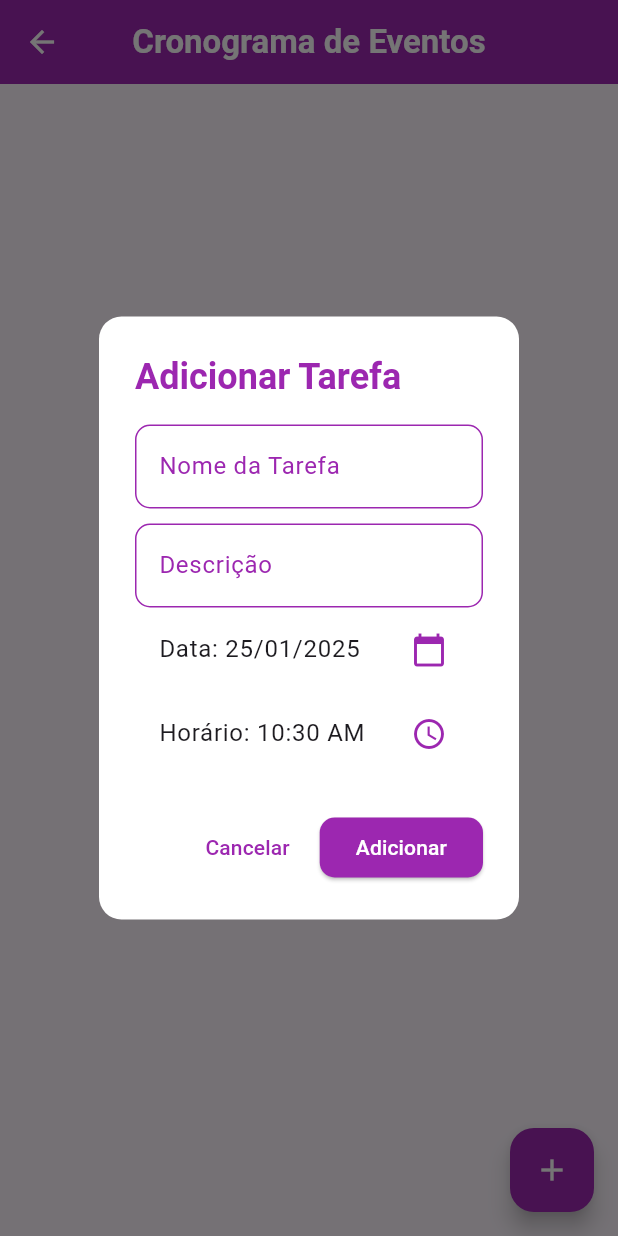
After one commit to JoaoVitorrCnr/app_de_planejamento_de_festas_e_eventos, a Flutter app: the CronogramaScreen screen opened directly, after a tap on the "add" icon, on a phone screen of 412 x 824 dp. The commit adds this screen. Run offline on Flutter 3.47's test engine with Material 3 defaults, Android fonts, the phone set to English and light mode, and no system bars; our stand-ins replace cloud_firestore, firebase_auth, firebase_core, fl_chart; missing offline and left inert: flutter_email_sender; accounts and stored records are empty; generated files the repository leaves out were written again.

Commit message:
Adiciona a tela de cronograma e a lista de tarefas

```diff
--- /dev/null
+++ b/lib/FirestoreService/tarefa_service.dart
@@ -0,0 +1,47 @@
+import 'package:cloud_firestore/cloud_firestore.dart';
+import 'package:firebase_auth/firebase_auth.dart';
+import '../Models/tarefa_model.dart';
+
+class TarefaService {
+  final FirebaseAuth _auth = FirebaseAuth.instance;
+  final FirebaseFirestore _firestore = FirebaseFirestore.instance;
+
+  // Retorna a referência para a subcoleção de tarefas do usuário logado
+  CollectionReference _getUserTasksCollection() {
+    String? userId = _auth.currentUser?.uid;
+    if (userId == null) {
+      throw Exception("Usuário não logado");
+    }
+    return _firestore.collection('usuarios').doc(userId).collection('tarefas');
+  }
+
+  // Retorna a lista de tarefas do usuário logado
+  Stream<List<Tarefa>> getTarefas() {
+    return _getUserTasksCollection().snapshots().map((snapshot) {
+      return snapshot.docs.map((doc) {
+        final data = doc.data() as Map<String, dynamic>; // Conversão explícita
+        return Tarefa.fromMap(doc.id, data);
+      }).toList();
+    });
+  }
+
+  // Adiciona uma tarefa à lista do usuário logado
+  Future<void> adicionarTarefa(Tarefa tarefa) async {
+    await _getUserTasksCollection().doc(tarefa.id).set(tarefa.toMap());
+  }
+
+  // Atualiza uma tarefa existente
+  Future<void> editarTarefa(Tarefa tarefa) async {
+    await _getUserTasksCollection().doc(tarefa.id).update(tarefa.toMap());
+  }
+
+  // Remove uma tarefa da lista do usuário logado
+  Future<void> removerTarefa(String id) async {
+    await _getUserTasksCollection().doc(id).delete();
+  }
+
+  // Alterna o status de conclusão da tarefa
+  Future<void> alternarConclusao(String id, bool concluida) async {
+    await _getUserTasksCollection().doc(id).update({'concluida': concluida});
+  }
+}
--- /dev/null
+++ b/lib/Models/tarefa_model.dart
@@ -0,0 +1,45 @@
+import 'package:flutter/material.dart';
+
+class Tarefa {
+  String id;
+  String nome;
+  String descricao;
+  DateTime data;
+  TimeOfDay horario;
+  bool concluida;
+
+  Tarefa({
+    required this.id,
+    required this.nome,
+    required this.descricao,
+    required this.data,
+    required this.horario,
+    this.concluida = false,
+  });
+
+  // Converte um Map para um objeto Tarefa
+  factory Tarefa.fromMap(String id, Map<String, dynamic> map) {
+    return Tarefa(
+      id: id,
+      nome: map['nome'],
+      descricao: map['descricao'],
+      data: DateTime.parse(map['data']),
+      horario: TimeOfDay(
+        hour: map['horario']['hour'],
+        minute: map['horario']['minute'],
+      ),
+      concluida: map['concluida'],
+    );
+  }
+
+  // Converte um objeto Tarefa para um Map
+  Map<String, dynamic> toMap() {
+    return {
+      'nome': nome,
+      'descricao': descricao,
+      'data': data.toIso8601String(),
+      'horario': {'hour': horario.hour, 'minute': horario.minute},
+      'concluida': concluida,
+    };
+  }
+}
--- /dev/null
+++ b/lib/Screen/cronograma_screen.dart
@@ -0,0 +1,314 @@
+import 'package:flutter/material.dart';
+import 'package:intl/intl.dart'; // Importe o pacote intl
+import '../FirestoreService/tarefa_service.dart';
+import '../Models/tarefa_model.dart';
+
+class CronogramaScreen extends StatefulWidget {
+  @override
+  _CronogramaScreenState createState() => _CronogramaScreenState();
+}
+
+class _CronogramaScreenState extends State<CronogramaScreen> {
+  final TarefaService _tarefaService = TarefaService();
+
+  // Função para ordenar as tarefas por data e horário
+  List<Tarefa> _ordenarTarefas(List<Tarefa> tarefas) {
+    tarefas.sort((a, b) {
+      // Compara as datas
+      int comparacaoData = a.data.compareTo(b.data);
+      if (comparacaoData != 0) return comparacaoData;
+
+      // Se as datas forem iguais, compara os horários
+      int horaA = a.horario.hour;
+      int minutoA = a.horario.minute;
+      int horaB = b.horario.hour;
+      int minutoB = b.horario.minute;
+
+      if (horaA != horaB) return horaA.compareTo(horaB);
+      return minutoA.compareTo(minutoB);
+    });
+
+    return tarefas;
+  }
+
+  @override
+  Widget build(BuildContext context) {
+    return Scaffold(
+      appBar: AppBar(
+        title: Text(
+          'Cronograma de Eventos',
+          style: TextStyle(
+            color: Colors.white,
+            fontWeight: FontWeight.bold,
+          ),
+        ),
+        backgroundColor: Colors.purple,
+        centerTitle: true,
+        elevation: 0,
+        iconTheme: IconThemeData(color: Colors.white),
+      ),
+      body: StreamBuilder<List<Tarefa>>(
+        stream: _tarefaService.getTarefas(),
+        builder: (context, snapshot) {
+          if (snapshot.connectionState == ConnectionState.waiting) {
+            return Center(child: CircularProgressIndicator());
+          }
+
+          if (snapshot.hasError) {
+            return Center(child: Text('Erro ao carregar tarefas.'));
+          }
+
+          final tarefas = snapshot.data ?? [];
+          final tarefasOrdenadas = _ordenarTarefas(tarefas); // Ordena as tarefas
+
+          return ListView.builder(
+            itemCount: tarefasOrdenadas.length,
+            itemBuilder: (context, index) {
+              final tarefa = tarefasOrdenadas[index];
+              return GestureDetector(
+                onTap: () {
+                  _mostrarDetalhesTarefa(context, tarefa);
+                },
+                child: Card(
+                  margin: EdgeInsets.all(8),
+                  elevation: 4,
+                  shape: RoundedRectangleBorder(
+                    borderRadius: BorderRadius.circular(15),
+                  ),
+                  child: Padding(
+                    padding: EdgeInsets.all(16),
+                    child: Row(
+                      children: [
+                        // Checkbox para marcar a tarefa como concluída
+                        IconButton(
+                          icon: Icon(
+                            tarefa.concluida ? Icons.check_box : Icons.check_box_outline_blank,
+                            color: Colors.purple,
+                          ),
+                          onPressed: () => _tarefaService.alternarConclusao(tarefa.id, !tarefa.concluida),
+                        ),
+                        Expanded(
+                          child: Column(
+                            crossAxisAlignment: CrossAxisAlignment.start,
+                            children: [
+                              Text(
+                                tarefa.nome,
+                                style: TextStyle(
+                                  fontSize: 18,
+                                  fontWeight: FontWeight.bold,
+                                  color: Colors.purple,
+                                ),
+                              ),
+                              SizedBox(height: 4),
+                              Text(
+                                '${DateFormat('dd/MM/yyyy').format(tarefa.data)} - ${tarefa.horario.format(context)}',
+                                style: TextStyle(
+                                  fontSize: 14,
+                                  color: Colors.grey[600],
+                                ),
+                              ),
+                            ],
+                          ),
+                        ),
+                        // Botão para editar a tarefa
+                        IconButton(
+                          icon: Icon(Icons.edit, color: Colors.purple),
+                          onPressed: () => _mostrarFormularioTarefa(context, tarefa),
+                        ),
+                        // Botão para remover a tarefa
+                        IconButton(
+                          icon: Icon(Icons.delete, color: Colors.red),
+                          onPressed: () => _tarefaService.removerTarefa(tarefa.id),
+                        ),
+                      ],
+                    ),
+                  ),
+                ),
+              );
+            },
+          );
+        },
+      ),
+      floatingActionButton: FloatingActionButton(
+        onPressed: () => _mostrarFormularioTarefa(context, null),
+        backgroundColor: Colors.purple,
+        child: Icon(Icons.add, color: Colors.white),
+      ),
+    );
+  }
+
+  // Mostra o formulário para adicionar/editar uma tarefa
+  void _mostrarFormularioTarefa(BuildContext context, Tarefa? tarefaExistente) {
+    final nomeController = TextEditingController(text: tarefaExistente?.nome);
+    final descricaoController = TextEditingController(text: tarefaExistente?.descricao);
+    DateTime data = tarefaExistente?.data ?? DateTime.now();
+    TimeOfDay horario = tarefaExistente?.horario ?? TimeOfDay.now();
+
+    showDialog(
+      context: context,
+      builder: (context) {
+        return AlertDialog(
+          shape: RoundedRectangleBorder(
+            borderRadius: BorderRadius.circular(15),
+          ),
+          backgroundColor: Colors.white,
+          title: Text(
+            tarefaExistente == null ? 'Adicionar Tarefa' : 'Editar Tarefa',
+            style: TextStyle(
+              color: Colors.purple,
+              fontWeight: FontWeight.bold,
+            ),
+          ),
+          content: SingleChildScrollView(
+            child: Column(
+              mainAxisSize: MainAxisSize.min,
+              children: [
+                TextField(
+                  controller: nomeController,
+                  decoration: InputDecoration(
+                    labelText: 'Nome da Tarefa',
+                    labelStyle: TextStyle(color: Colors.purple),
+                    focusedBorder: OutlineInputBorder(
+                      borderSide: BorderSide(color: Colors.purple),
+                      borderRadius: BorderRadius.circular(10),
+                    ),
+                    enabledBorder: OutlineInputBorder(
+                      borderSide: BorderSide(color: Colors.purple),
+                      borderRadius: BorderRadius.circular(10),
+                    ),
+                  ),
+                ),
+                SizedBox(height: 10),
+                TextField(
+                  controller: descricaoController,
+                  decoration: InputDecoration(
+                    labelText: 'Descrição',
+                    labelStyle: TextStyle(color: Colors.purple),
+                    focusedBorder: OutlineInputBorder(
+                      borderSide: BorderSide(color: Colors.purple),
+                      borderRadius: BorderRadius.circular(10),
+                    ),
+                    enabledBorder: OutlineInputBorder(
+                      borderSide: BorderSide(color: Colors.purple),
+                      borderRadius: BorderRadius.circular(10),
+                    ),
+                  ),
+                ),
+                ListTile(
+                  title: Text('Data: ${DateFormat('dd/MM/yyyy').format(data)}'),
+                  trailing: Icon(Icons.calendar_today, color: Colors.purple),
+                  onTap: () async {
+                    final novaData = await showDatePicker(
+                      context: context,
+                      initialDate: data,
+                      firstDate: DateTime.now(),
+                      lastDate: DateTime(2100),
+                    );
+                    if (novaData != null) {
+                      setState(() {
+                        data = novaData;
+                      });
+                    }
+                  },
+                ),
+                ListTile(
+                  title: Text('Horário: ${horario.format(context)}'),
+                  trailing: Icon(Icons.access_time, color: Colors.purple),
+                  onTap: () async {
+                    final novoHorario = await showTimePicker(
+                      context: context,
+                      initialTime: horario,
+                    );
+                    if (novoHorario != null) {
+                      setState(() {
+                        horario = novoHorario;
+                      });
+                    }
+                  },
+                ),
+              ],
+            ),
+          ),
+          actions: [
+            TextButton(
+              onPressed: () => Navigator.pop(context),
+              child: Text(
+                'Cancelar',
+                style: TextStyle(color: Colors.purple),
+              ),
+            ),
+            ElevatedButton(
+              onPressed: () {
+                final novaTarefa = Tarefa(
+                  id: tarefaExistente?.id ?? DateTime.now().toString(),
+                  nome: nomeController.text,
+                  descricao: descricaoController.text,
+                  data: data,
+                  horario: horario,
+                );
+                if (tarefaExistente == null) {
+                  _tarefaService.adicionarTarefa(novaTarefa);
+                } else {
+                  _tarefaService.editarTarefa(novaTarefa);
+                }
+                Navigator.pop(context);
+              },
+              style: ElevatedButton.styleFrom(
+                backgroundColor: Colors.purple,
+                shape: RoundedRectangleBorder(
+                  borderRadius: BorderRadius.circular(10),
+                ),
+              ),
+              child: Text(
+                tarefaExistente == null ? 'Adicionar' : 'Salvar',
+                style: TextStyle(color: Colors.white),
+              ),
+            ),
+          ],
+        );
+      },
+    );
+  }
+
+  // Mostra os detalhes da tarefa
+  void _mostrarDetalhesTarefa(BuildContext context, Tarefa tarefa) {
+    showDialog(
+      context: context,
+      builder: (context) {
+        return AlertDialog(
+          shape: RoundedRectangleBorder(
+            borderRadius: BorderRadius.circular(15),
+          ),
+          backgroundColor: Colors.white,
+          title: Text(
+            tarefa.nome,
+            style: TextStyle(
+              color: Colors.purple,
+              fontWeight: FontWeight.bold,
+            ),
+          ),
+          content: SingleChildScrollView(
+            child: Column(
+              crossAxisAlignment: CrossAxisAlignment.start,
+              children: [
+                Text('Descrição: ${tarefa.descricao}'),
+                SizedBox(height: 16),
+                Text('Data: ${DateFormat('dd/MM/yyyy').format(tarefa.data)}'),
+                Text('Horário: ${tarefa.horario.format(context)}'),
+              ],
+            ),
+          ),
+          actions: [
+            TextButton(
+              onPressed: () => Navigator.pop(context),
+              child: Text(
+                'Fechar',
+                style: TextStyle(color: Colors.purple),
+              ),
+            ),
+          ],
+        );
+      },
+    );
+  }
+}
--- a/pubspec.yaml
+++ b/pubspec.yaml
@@ -39,6 +39,7 @@ dependencies:
   cloud_firestore: ^5.6.2
   flutter_email_sender: ^6.0.0
   fl_chart: ^0.70.2
+  intl: ^0.18.0
 
 dev_dependencies:
   flutter_test:
```
Also changed, not shown: lib/FirestoreService/convidado_service.dart (+23 -9 lines), lib/Screen/home_screen.dart (+27 -1 lines), pubspec.lock.
